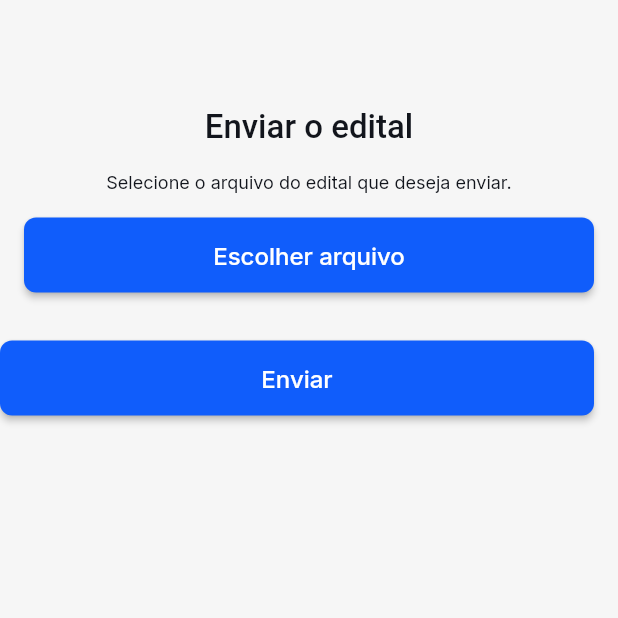
After one commit to rockdrigovr/mundodosleiloes, a Flutter app: the EditalWidget screen opened by its route, after a tap on "Escolher arquivo", on a phone screen of 412 x 824 dp, the top half of it. The commit adds this screen. Run offline on Flutter 3.47's test engine with Material 3 defaults, Android fonts, the phone set to English and light mode, and no system bars; drawn by our look-alikes of auto_size_text; our stand-ins replace cached_network_image, dropdown_button2, file_picker, firebase_auth, firebase_core, firebase_storage and 14 more; missing offline and left inert: json_path, mime_type; accounts and stored records are empty; network calls fail; Roboto replaces fonts that are missing (Readex Pro).

Commit message:
Updating to latest FlutterFlow output.

```diff
--- /dev/null
+++ b/lib/edital/edital_model.dart
@@ -0,0 +1,25 @@
+import '/flutter_flow/flutter_flow_theme.dart';
+import '/flutter_flow/flutter_flow_util.dart';
+import '/flutter_flow/flutter_flow_widgets.dart';
+import '/flutter_flow/upload_data.dart';
+import 'edital_widget.dart' show EditalWidget;
+import 'package:flutter/material.dart';
+import 'package:google_fonts/google_fonts.dart';
+import 'package:provider/provider.dart';
+
+class EditalModel extends FlutterFlowModel<EditalWidget> {
+  ///  State fields for stateful widgets in this page.
+
+  final unfocusNode = FocusNode();
+  bool isDataUploading = false;
+  FFUploadedFile uploadedLocalFile =
+      FFUploadedFile(bytes: Uint8List.fromList([]));
+
+  @override
+  void initState(BuildContext context) {}
+
+  @override
+  void dispose() {
+    unfocusNode.dispose();
+  }
+}
--- /dev/null
+++ b/lib/edital/edital_widget.dart
@@ -0,0 +1,168 @@
+import '/flutter_flow/flutter_flow_theme.dart';
+import '/flutter_flow/flutter_flow_util.dart';
+import '/flutter_flow/flutter_flow_widgets.dart';
+import '/flutter_flow/upload_data.dart';
+import 'package:flutter/material.dart';
+import 'package:google_fonts/google_fonts.dart';
+import 'package:provider/provider.dart';
+import 'edital_model.dart';
+export 'edital_model.dart';
+
+class EditalWidget extends StatefulWidget {
+  const EditalWidget({super.key});
+
+  @override
+  State<EditalWidget> createState() => _EditalWidgetState();
+}
+
+class _EditalWidgetState extends State<EditalWidget> {
+  late EditalModel _model;
+
+  final scaffoldKey = GlobalKey<ScaffoldState>();
+
+  @override
+  void initState() {
+    super.initState();
+    _model = createModel(context, () => EditalModel());
+
+    WidgetsBinding.instance.addPostFrameCallback((_) => setState(() {}));
+  }
+
+  @override
+  void dispose() {
+    _model.dispose();
+
+    super.dispose();
+  }
+
+  @override
+  Widget build(BuildContext context) {
+    return GestureDetector(
+      onTap: () => _model.unfocusNode.canRequestFocus
+          ? FocusScope.of(context).requestFocus(_model.unfocusNode)
+          : FocusScope.of(context).unfocus(),
+      child: Scaffold(
+        key: scaffoldKey,
+        backgroundColor: FlutterFlowTheme.of(context).primaryBackground,
+        appBar: responsiveVisibility(
+          context: context,
+          tabletLandscape: false,
+          desktop: false,
+        )
+            ? AppBar(
+                backgroundColor: FlutterFlowTheme.of(context).primaryBackground,
+                automaticallyImplyLeading: true,
+                actions: [],
+                centerTitle: false,
+                elevation: 0.0,
+              )
+            : null,
+        body: SafeArea(
+          top: true,
+          child: Column(
+            mainAxisSize: MainAxisSize.max,
+            crossAxisAlignment: CrossAxisAlignment.center,
+            children: [
+              Padding(
+                padding: EdgeInsetsDirectional.fromSTEB(16.0, 16.0, 16.0, 0.0),
+                child: Text(
+                  'Enviar o edital',
+                  style: FlutterFlowTheme.of(context).headlineMedium.override(
+                        fontFamily: 'Readex Pro',
+                        letterSpacing: 0.0,
+                      ),
+                ),
+              ),
+              Padding(
+                padding: EdgeInsetsDirectional.fromSTEB(8.0, 16.0, 8.0, 0.0),
+                child: Text(
+                  'Selecione o arquivo do edital que deseja enviar.',
+                  style: FlutterFlowTheme.of(context).bodyMedium.override(
+                        fontFamily: 'Inter',
+                        letterSpacing: 0.0,
+                      ),
+                ),
+              ),
+              Padding(
+                padding: EdgeInsetsDirectional.fromSTEB(16.0, 16.0, 16.0, 16.0),
+                child: FFButtonWidget(
+                  onPressed: () async {
+                    final selectedFiles = await selectFiles(
+                      allowedExtensions: ['pdf'],
+                      multiFile: false,
+                    );
+                    if (selectedFiles != null) {
+                      setState(() => _model.isDataUploading = true);
+                      var selectedUploadedFiles = <FFUploadedFile>[];
+
+                      try {
+                        selectedUploadedFiles = selectedFiles
+                            .map((m) => FFUploadedFile(
+                                  name: m.storagePath.split('/').last,
+                                  bytes: m.bytes,
+                                ))
+                            .toList();
+                      } finally {
+                        _model.isDataUploading = false;
+                      }
+                      if (selectedUploadedFiles.length ==
+                          selectedFiles.length) {
+                        setState(() {
+                          _model.uploadedLocalFile =
+                              selectedUploadedFiles.first;
+                        });
+                      } else {
+                        setState(() {});
+                        return;
+                      }
+                    }
+                  },
+                  text: 'Escolher arquivo',
+                  options: FFButtonOptions(
+                    width: double.infinity,
+                    height: 50.0,
+                    padding: EdgeInsetsDirectional.fromSTEB(0.0, 0.0, 0.0, 0.0),
+                    iconPadding:
+                        EdgeInsetsDirectional.fromSTEB(0.0, 0.0, 0.0, 0.0),
+                    color: FlutterFlowTheme.of(context).primary,
+                    textStyle: FlutterFlowTheme.of(context).titleSmall.override(
+                          fontFamily: 'Inter',
+                          color: Colors.white,
+                          letterSpacing: 0.0,
+                        ),
+                    elevation: 2.0,
+                    borderRadius: BorderRadius.circular(8.0),
+                  ),
+                ),
+              ),
+              Padding(
+                padding: EdgeInsetsDirectional.fromSTEB(0.0, 16.0, 16.0, 16.0),
+                child: FFButtonWidget(
+                  onPressed: () {
+                    print('Button pressed ...');
+                  },
+                  text: 'Enviar',
+                  options: FFButtonOptions(
+                    width: double.infinity,
+                    height: 50.0,
+                    padding: EdgeInsetsDirectional.fromSTEB(0.0, 0.0, 0.0, 0.0),
+                    iconPadding:
+                        EdgeInsetsDirectional.fromSTEB(0.0, 0.0, 0.0, 0.0),
+                    color: FlutterFlowTheme.of(context).primary,
+                    textStyle: FlutterFlowTheme.of(context).titleSmall.override(
+                          fontFamily: 'Inter',
+                          color: Colors.white,
+                          letterSpacing: 0.0,
+                        ),
+                    elevation: 2.0,
+                    borderRadius: BorderRadius.circular(8.0),
+                  ),
+                ),
+              ),
+            ],
+          ),
+        ),
+      ),
+    );
+  }
+}
--- a/lib/flutter_flow/nav/nav.dart
+++ b/lib/flutter_flow/nav/nav.dart
@@ -150,6 +150,11 @@ GoRouter createRouter(AppStateNotifier appStateNotifier) => GoRouter(
           name: 'Cadastro3Copy',
           path: '/cadastro3Copy',
           builder: (context, params) => Cadastro3CopyWidget(),
+        ),
+        FFRoute(
+          name: 'Edital',
+          path: '/edital',
+          builder: (context, params) => EditalWidget(),
         )
       ].map((r) => r.toRoute(appStateNotifier)).toList(),
     );
--- a/lib/index.dart
+++ b/lib/index.dart
@@ -16,3 +16,4 @@ export '/pages/consultor_contato2/consultor_contato2_widget.dart'
 export '/pages/consultor_contato3/consultor_contato3_widget.dart'
     show ConsultorContato3Widget;
 export '/cadastro3_copy/cadastro3_copy_widget.dart' show Cadastro3CopyWidget;
+export '/edital/edital_widget.dart' show EditalWidget;
```
Also changed, not shown: lib/backend/firebase_storage/storage.dart (added, +11 -0 lines), lib/cadastro1/cadastro1_widget.dart (+7 -3 lines), lib/flutter_flow/upload_data.dart (added, +383 -0 lines), pubspec.yaml (+16 -0 lines).
